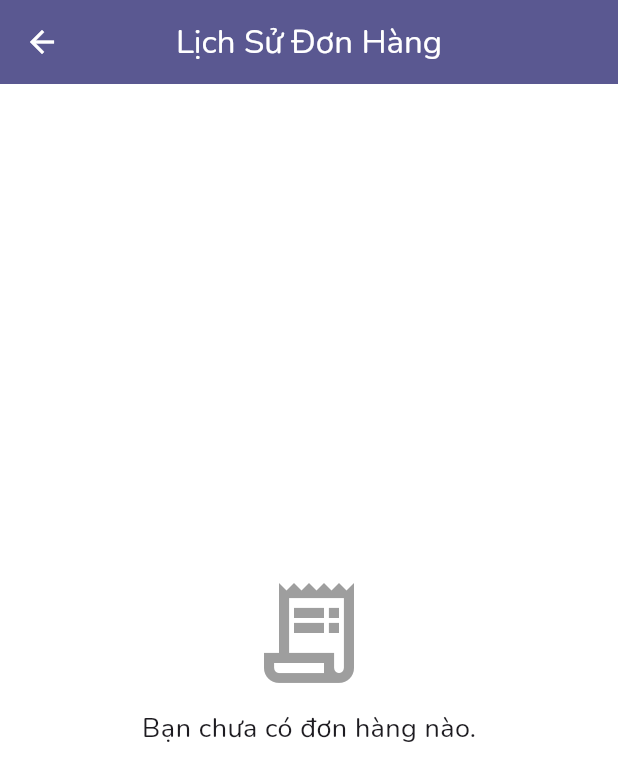
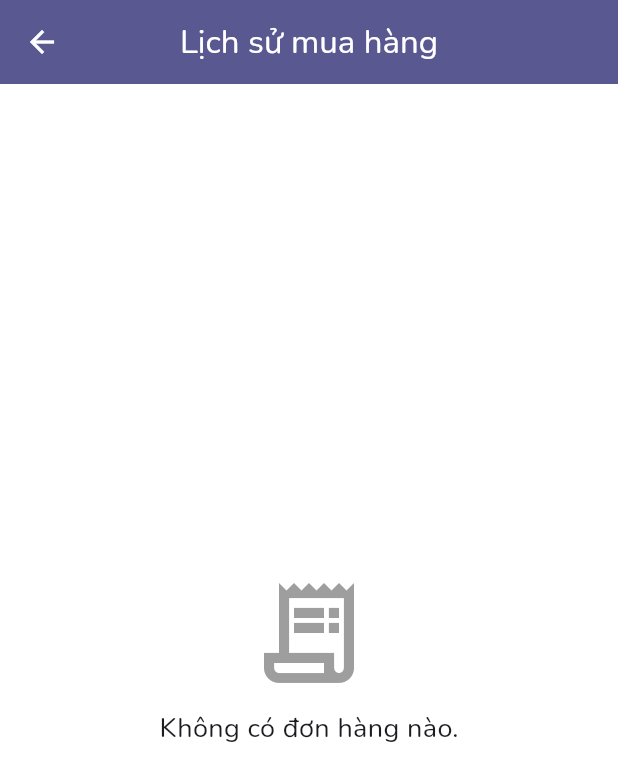
Before and after one commit to HoaiQuy1608/Ung_dung_ban_sach, a Flutter app: the ProfileScreen screen opened directly, after a tap on "Đơn hàng của tôi", on a phone screen of 412 x 824 dp. Shown: the top 781 px of the screen. Run offline on Flutter 3.47's test engine with Material 3 defaults, Android fonts, the light colour scheme and no system bars; our stand-ins replace cached_network_image, convex_bottom_bar, firebase_core, firebase_database, flutter_easyloading, google_fonts and 2 more; accounts and stored records are empty; network calls fail.

Commit message:
tich hop lich su mua hang cho admin va user

```diff
--- a/lib/providers/order_provider.dart
+++ b/lib/providers/order_provider.dart
@@ -15,6 +15,25 @@ class OrderProvider with ChangeNotifier {
 
   void fetchOrders(String userId) {
     _ordersRef.orderByChild('userId').equalTo(userId).onValue.listen((event) {
+      final snapshot = event.snapshot;
+      if (snapshot.exists && snapshot.value != null) {
+        final data = snapshot.value as Map<dynamic, dynamic>;
+        final List<Order> loadedOrders = [];
+        data.forEach((key, orderData) {
+          final orderSnapshot = snapshot.child(key);
+          loadedOrders.add(Order.fromSnapshot(orderSnapshot));
+        });
+        loadedOrders.sort((a, b) => b.orderDate.compareTo(a.orderDate));
+        _orders = loadedOrders;
+      } else {
+        _orders = [];
+      }
+      notifyListeners();
+    });
+  }
+
+  void fetchAllOrders() {
+    _ordersRef.onValue.listen((event) {
       final snapshot = event.snapshot;
       if (snapshot.exists && snapshot.value != null) {
         final data = snapshot.value as Map<dynamic, dynamic>;
--- a/lib/screen/admin/admin_dashboard_screen.dart
+++ b/lib/screen/admin/admin_dashboard_screen.dart
@@ -26,7 +26,7 @@ class _AdminDashboardScreenState extends State<AdminDashboardScreen> {
       DashboardHome(),
       BookManagementScreen(),
       AdminCategory(),
-      PurchaseHistoryScreen(),
+      PurchaseHistoryScreen(isAdmin: true),
     ];
   }
 
--- a/lib/screen/order_history_screen.dart
+++ /dev/null
@@ -1,139 +0,0 @@
-import 'package:flutter/material.dart';
-import 'package:provider/provider.dart';
-import '../providers/order_provider.dart';
-import '../providers/cart_provider.dart';
-import '../providers/auth_provider.dart';
-
-class OrderHistoryScreen extends StatefulWidget {
-  const OrderHistoryScreen({super.key});
-
-  @override
-  State<OrderHistoryScreen> createState() => _OrderHistoryScreenState();
-}
-
-class _OrderHistoryScreenState extends State<OrderHistoryScreen> {
-  @override
-  void initState() {
-    super.initState();
-    final authProvider = Provider.of<AuthProvider>(context, listen: false);
-    final String? userId = authProvider.currentUser?.id;
-    if (userId != null) {
-      Provider.of<OrderProvider>(context, listen: false).fetchOrders(userId);
-    }
-  }
-
-  @override
-  Widget build(BuildContext context) {
-    final cartProvider = Provider.of<CartProvider>(context, listen: false);
-
-    return Scaffold(
-      appBar: AppBar(title: const Text('Lịch Sử Đơn Hàng'), centerTitle: true),
-      body: Consumer<OrderProvider>(
-        builder: (context, orderProvider, child) {
-          final orders = orderProvider.orders;
-          return orders.isEmpty
-              ? const Center(
-                  child: Column(
-                    mainAxisAlignment: MainAxisAlignment.center,
-                    children: [
-                      Icon(
-                        Icons.receipt_long_outlined,
-                        size: 80,
-                        color: Colors.grey,
-                      ),
-                      SizedBox(height: 10),
-                      Text(
-                        'Bạn chưa có đơn hàng nào.',
-                        style: TextStyle(fontSize: 18),
-                      ),
-                    ],
-                  ),
-                )
-              : ListView.builder(
-                  padding: const EdgeInsets.all(16),
-                  itemCount: orders.length,
-                  itemBuilder: (context, index) {
-                    final order = orders[index];
-                    final formattedDate = orderProvider.formatDate(
-                      order.orderDate,
-                    );
-                    final formattedTotal = cartProvider.formatPrice(
-                      order.totalAmount,
-                    );
-                    return Card(
-                      margin: const EdgeInsets.only(bottom: 15),
-                      child: ExpansionTile(
-                        initiallyExpanded: index == 0,
-                        tilePadding: const EdgeInsets.symmetric(
-                          horizontal: 16,
-                          vertical: 8,
-                        ),
-                        title: Text(
-                          // Sửa lại cách lấy ID cho an toàn hơn
-                          'Đơn hàng #${order.orderId.substring(order.orderId.length - 6)}',
-                          style: const TextStyle(fontWeight: FontWeight.bold),
-                        ),
-                        subtitle: Text('Ngày đặt: $formattedDate'),
-                        trailing: Text(
-                          formattedTotal,
-                          style: const TextStyle(
-                            color: Colors.red,
-                            fontWeight: FontWeight.bold,
-                          ),
-                        ),
-                        children: [
-                          Padding(
-                            padding: const EdgeInsets.only(
-                              left: 16,
-                              right: 16,
-                              bottom: 10,
-                            ),
-                            child: Column(
-                              crossAxisAlignment: CrossAxisAlignment.start,
-                              children: [
-                                Text(
-                                  'Địa chỉ: ${order.address}',
-                                  style: const TextStyle(color: Colors.grey),
-                                ),
-                                const Divider(),
-                                ...order.items
-                                    .map(
-                                      (item) => Padding(
-                                        padding: const EdgeInsets.symmetric(
-                                          vertical: 4.0,
-                                        ),
-                                        child: Row(
-                                          mainAxisAlignment:
-                                              MainAxisAlignment.spaceBetween,
-                                          children: [
-                                            Expanded(
-                                              child: Text(
-                                                '${item.book.title} x ${item.quantity}',
-                                                style: const TextStyle(
-                                                  fontSize: 14,
-                                                ),
-                                              ),
-                                            ),
-                                            Text(
-                                              cartProvider.formatPrice(
-                                                item.book.price * item.quantity,
-                                              ),
-                                            ),
-                                          ],
-                                        ),
-                                      ),
-                                    )
-                                    .toList(),
-                              ],
-                            ),
-                          ),
-                        ],
-                      ),
-                    );
-                  },
-                );
-        },
-      ),
-    );
-  }
-}
--- a/lib/screen/profile_screen.dart
+++ b/lib/screen/profile_screen.dart
@@ -4,12 +4,11 @@ import 'package:ungdungbansach/models/user.dart';
 import '../providers/auth_provider.dart';
 import 'login_screen.dart';
 import 'wishlist_screen.dart';
-import 'order_history_screen.dart';
+import './shared/purchase_history_screen.dart';
 
 class ProfileScreen extends StatelessWidget {
   const ProfileScreen({super.key});
 
-  // Widget hiển thị khi người dùng CHƯA đăng nhập
   Widget _buildLoginPrompt(BuildContext context) {
     final topPadding = MediaQuery.of(context).padding.top;
 
@@ -58,7 +57,6 @@ class ProfileScreen extends StatelessWidget {
     );
   }
 
-  // Hàm xử lý Đăng xuất và thêm HỘP THOẠI XÁC NHẬN
   void _handleLogout(BuildContext context, AuthProvider authProvider) async {
     final bool? shouldLogout = await showDialog<bool>(
       context: context,
@@ -88,7 +86,6 @@ class ProfileScreen extends StatelessWidget {
     }
   }
 
-  // Widget hiển thị thông tin cá nhân (Đã đăng nhập)
   Widget _buildUserInfoSection(
     BuildContext context,
     User user,
@@ -126,15 +123,15 @@ class ProfileScreen extends StatelessWidget {
           ),
           const SizedBox(height: 24),
           const Divider(),
-
-          // 2. Các Chức năng chính
           ListTile(
             leading: const Icon(Icons.receipt_long_outlined),
             title: const Text('Đơn hàng của tôi'),
             trailing: const Icon(Icons.chevron_right),
             onTap: () {
               Navigator.of(context).push(
-                MaterialPageRoute(builder: (_) => const OrderHistoryScreen()),
+                MaterialPageRoute(
+                  builder: (_) => const PurchaseHistoryScreen(),
+                ),
               );
             },
           ),
@@ -155,8 +152,6 @@ class ProfileScreen extends StatelessWidget {
             onTap: () {},
           ),
           const SizedBox(height: 20),
-
-          // 3. Nút Đăng xuất
           ListTile(
             leading: const Icon(Icons.logout, color: Colors.red),
             title: const Text('Đăng xuất'),
@@ -179,8 +174,6 @@ class ProfileScreen extends StatelessWidget {
             preferredSize: const Size.fromHeight(0),
             child: AppBar(title: const SizedBox()),
           ),
-
-          // BODY
           body: SingleChildScrollView(
             child: isAuthenticated
                 ? _buildUserInfoSection(context, user!, authProvider)
--- a/lib/screen/shared/purchase_history_screen.dart
+++ b/lib/screen/shared/purchase_history_screen.dart
@@ -1,32 +1,153 @@
 import 'package:flutter/material.dart';
+import 'package:provider/provider.dart';
+import '/providers/order_provider.dart';
+import '/providers/cart_provider.dart';
+import '/providers/auth_provider.dart';
 
-class PurchaseHistoryScreen extends StatelessWidget {
+// 1. Chuyển thành StatefulWidget
+class PurchaseHistoryScreen extends StatefulWidget {
   final bool isAdmin;
-
   const PurchaseHistoryScreen({super.key, this.isAdmin = false});
 
   @override
+  State<PurchaseHistoryScreen> createState() => _PurchaseHistoryScreenState();
+}
+
+class _PurchaseHistoryScreenState extends State<PurchaseHistoryScreen> {
+  @override
+  void initState() {
+    super.initState();
+    final orderProvider = Provider.of<OrderProvider>(context, listen: false);
+
+    if (widget.isAdmin) {
+      orderProvider.fetchAllOrders();
+    } else {
+      final authProvider = Provider.of<AuthProvider>(context, listen: false);
+      final String? userId = authProvider.currentUser?.id; // Dùng uid
+      if (userId != null) {
+        orderProvider.fetchOrders(userId);
+      }
+    }
+  }
+
+  @override
   Widget build(BuildContext context) {
+    final cartProvider = Provider.of<CartProvider>(context, listen: false);
+
     return Scaffold(
       appBar: AppBar(
-        title: Text(isAdmin ? 'Lịch sử mua hàng (Admin)' : 'Lịch sử mua hàng'),
-        backgroundColor: isAdmin ? Colors.redAccent : Colors.blue,
+        title: Text(widget.isAdmin ? 'Quản lý Đơn hàng' : 'Lịch sử mua hàng'),
+        backgroundColor: widget.isAdmin ? Colors.redAccent : null,
       ),
-      body: ListView.builder(
-        itemCount: 10, // ví dụ dữ liệu giả
-        itemBuilder: (context, index) {
-          return ListTile(
-            title: Text('Đơn hàng #$index'),
-            subtitle: Text('Ngày: 01/01/2025'),
-            trailing: isAdmin
-                ? IconButton(
-                    icon: const Icon(Icons.info),
-                    onPressed: () {
-                      // admin có thể xem chi tiết
-                    },
-                  )
-                : null,
-          );
+      body: Consumer<OrderProvider>(
+        builder: (context, orderProvider, child) {
+          final orders = orderProvider.orders;
+
+          return orders.isEmpty
+              ? const Center(
+                  child: Column(
+                    mainAxisAlignment: MainAxisAlignment.center,
+                    children: [
+                      Icon(
+                        Icons.receipt_long_outlined,
+                        size: 80,
+                        color: Colors.grey,
+                      ),
+                      SizedBox(height: 10),
+                      Text(
+                        'Không có đơn hàng nào.',
+                        style: TextStyle(fontSize: 18),
+                      ),
+                    ],
+                  ),
+                )
+              : ListView.builder(
+                  padding: const EdgeInsets.all(16),
+                  itemCount: orders.length,
+                  itemBuilder: (context, index) {
+                    final order = orders[index];
+                    final formattedDate = orderProvider.formatDate(
+                      order.orderDate,
+                    );
+                    final formattedTotal = cartProvider.formatPrice(
+                      order.totalAmount,
+                    );
+
+                    return Card(
+                      margin: const EdgeInsets.only(bottom: 15),
+                      child: ExpansionTile(
+                        initiallyExpanded: index == 0,
+                        title: Text(
+                          'Đơn hàng #${order.orderId.substring(order.orderId.length - 6)}',
+                          style: const TextStyle(fontWeight: FontWeight.bold),
+                        ),
+                        subtitle: Text('Ngày đặt: $formattedDate'),
+                        trailing: Text(
+                          formattedTotal,
+                          style: const TextStyle(
+                            color: Colors.red,
+                            fontWeight: FontWeight.bold,
+                          ),
+                        ),
+                        children: [
+                          Padding(
+                            padding: const EdgeInsets.only(
+                              left: 16,
+                              right: 16,
+                              bottom: 10,
+                            ),
+                            child: Column(
+                              crossAxisAlignment: CrossAxisAlignment.start,
+                              children: [
+                                if (widget.isAdmin)
+                                  Text(
+                                    'Người mua: ${order.name} - ${order.phone}',
+                                    style: const TextStyle(
+                                      fontWeight: FontWeight.bold,
+                                    ),
+                                  ),
+
+                                Text(
+                                  'Địa chỉ: ${order.address}',
+                                  style: const TextStyle(color: Colors.grey),
+                                ),
+                                const Divider(),
+                                ...order.items
+                                    .map(
+                                      (item) => Padding(
+                                        padding: const EdgeInsets.symmetric(
+                                          vertical: 4.0,
+                                        ),
+                                        child: Row(
+                                          mainAxisAlignment:
+                                              MainAxisAlignment.spaceBetween,
+                                          children: [
+                                            Expanded(
+                                              child: Text(
+                                                '${item.book.title} x ${item.quantity}',
+                                                style: const TextStyle(
+                                                  fontSize: 14,
+                                                ),
+                                              ),
+                                            ),
+                                            Text(
+                                              cartProvider.formatPrice(
+                                                item.book.price * item.quantity,
+                                              ),
+                                            ),
+                                          ],
+                                        ),
+                                      ),
+                                    )
+                                    .toList(),
+                              ],
+                            ),
+                          ),
+                        ],
+                      ),
+                    );
+                  },
+                );
         },
       ),
     );
```
